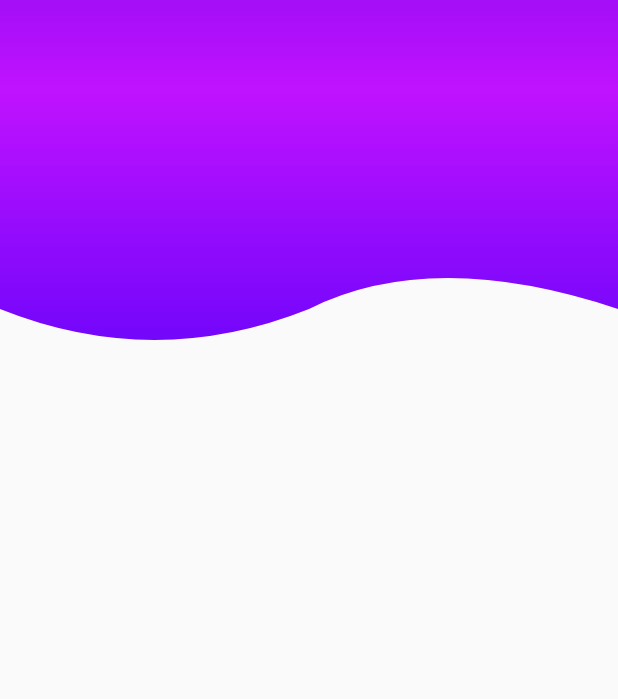
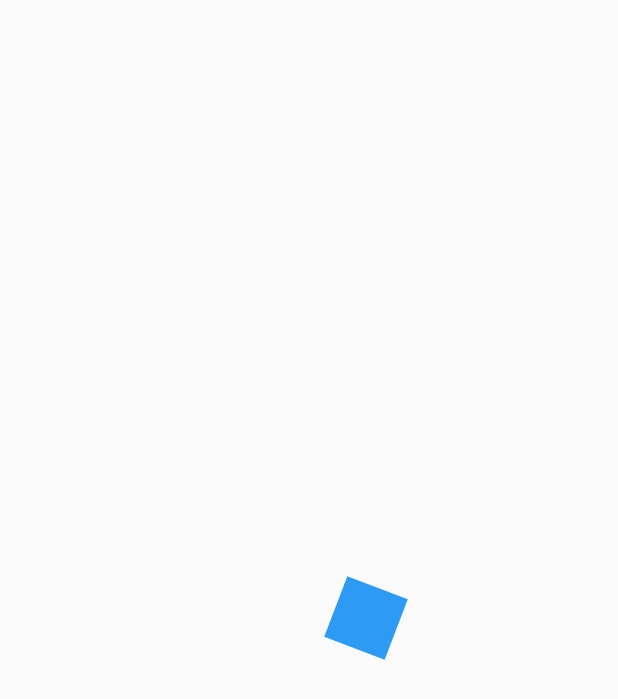
Before and after one commit to VictorHugoAguilar/disenios_animaciones_flutter, a Flutter app: the first screen one second after launch, on a phone screen of 412 x 824 dp. Shown: the top 699 px of the screen. Run offline on Flutter 3.47's test engine with Material 2 defaults, Android fonts, the phone set to English and light mode, and no system bars.

Commit message:
Creacion de animaciones

```diff
--- a/lib/main.dart
+++ b/lib/main.dart
@@ -1,4 +1,4 @@
-import 'package:app_backgrounds_customs/src/pages/headers_page.dart';
+import 'package:app_backgrounds_customs/src/pages/animaciones_page.dart';
 import 'package:flutter/material.dart';
 
 void main() {
@@ -12,7 +12,7 @@ class MyApp extends StatelessWidget {
     return MaterialApp(
       debugShowCheckedModeBanner: false,
       title: 'Diseños de BackGrouds',
-      home: HeadersPage(),
+      home: AnimacionesPage(),
     );
   }
 }
--- /dev/null
+++ b/lib/src/pages/animaciones_page.dart
@@ -0,0 +1,133 @@
+import 'package:flutter/material.dart';
+import 'dart:math' as Math;
+
+class AnimacionesPage extends StatelessWidget {
+  @override
+  Widget build(BuildContext context) {
+    return Scaffold(
+      body: Center(
+        child: CuadradoAnimado(),
+      ),
+    );
+  }
+}
+
+class CuadradoAnimado extends StatefulWidget {
+  @override
+  _CuadradoAnimadoState createState() => _CuadradoAnimadoState();
+}
+
+class _CuadradoAnimadoState extends State<CuadradoAnimado>
+    with SingleTickerProviderStateMixin {
+  // propiedades
+  AnimationController animationController;
+  Animation<double> animationRotation;
+  Animation<double> animationOpacity;
+  Animation<double> animationMove;
+  Animation<double> animationScale;
+
+  @override
+  void initState() {
+    animationController = new AnimationController(
+      vsync: this,
+      duration: Duration(milliseconds: 4000),
+    );
+
+    animationRotation =
+        // Tween(begin: 0.0, end: 2.0 * Math.pi).animate(animationController);
+
+        // Añaidiendo CurvedAnimation
+        Tween(begin: 0.0, end: 2.0 * Math.pi).animate(
+      CurvedAnimation(
+        parent: animationController,
+        curve: Curves.easeOut,
+      ),
+    );
+
+    animationOpacity = Tween(begin: 0.1, end: 1.0).animate(
+      CurvedAnimation(
+        parent: animationController,
+        // curve: Curves.easeOut,
+        curve: Interval(
+          0,
+          0.25,
+          curve: Curves.easeOut,
+        ),
+      ),
+    );
+
+    animationMove = Tween(begin: 0.0, end: 200.0).animate(
+      CurvedAnimation(
+        parent: animationController,
+        curve: Curves.easeOut,
+      ),
+    );
+
+    animationScale = Tween(begin: 0.0, end: 2.0).animate(
+      CurvedAnimation(
+        parent: animationController,
+        curve: Curves.easeOut,
+      ),
+    );
+
+    animationController.addListener(() {
+      // print('Status: $animationController.status ');
+
+      if (animationController.status == AnimationStatus.completed) {
+        // animationController.reverse();
+        animationController.reset();
+      }
+    });
+
+    // play
+    // animationController.forward();
+
+    super.initState();
+  }
+
+  @override
+  void dispose() {
+    super.dispose();
+    animationController.dispose();
+  }
+
+  @override
+  Widget build(BuildContext context) {
+    // play
+    animationController.forward();
+    // repetición
+    // animationController.repeat();
+
+    return AnimatedBuilder(
+      animation: animationController,
+      child: _Rectangulo(),
+      builder: (BuildContext context, Widget childRectangulo) {
+        // print(animationRotation.value);
+        return Transform.scale(
+          scale: animationScale.value,
+          child: Transform.translate(
+            offset: Offset(animationMove.value, 0),
+            child: Transform.rotate(
+              angle: animationRotation.value,
+              child: Opacity(
+                opacity: animationOpacity.value,
+                child: childRectangulo,
+              ),
+            ),
+          ),
+        );
+      },
+    );
+  }
+}
+
+class _Rectangulo extends StatelessWidget {
+  @override
+  Widget build(BuildContext context) {
+    return Container(
+      width: 70,
+      height: 70,
+      decoration: BoxDecoration(color: Colors.blue),
+    );
+  }
+}
```
Also changed, not shown: 1 other file.
